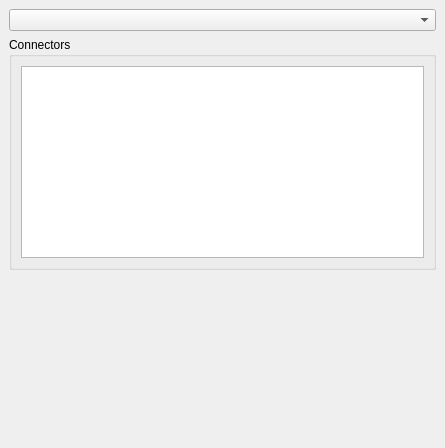
Warzone2100/WMIT, file src/ui/meshdock.ui: the form before one commit.
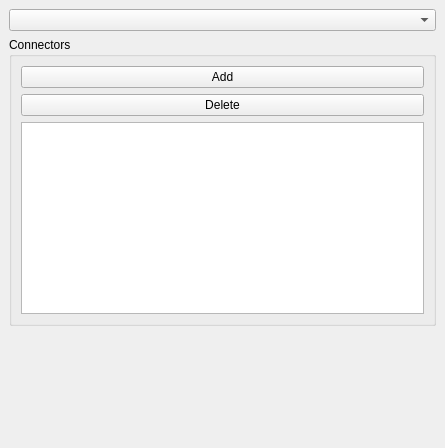
The form after the commit.

Commit message: Allow adding and removing connectors.

Diff of the .ui file:
```diff
--- a/src/ui/meshdock.ui
+++ b/src/ui/meshdock.ui
@@ -32,7 +32,25 @@
       </property>
       <layout class="QVBoxLayout" name="verticalLayout_2">
        <item>
-        <widget class="QTableView" name="meshConnectors"/>
+        <widget class="QPushButton" name="btnAddConnector">
+         <property name="text">
+          <string>Add</string>
+         </property>
+        </widget>
+       </item>
+       <item>
+        <widget class="QPushButton" name="btnDeleteConnector">
+         <property name="text">
+          <string>Delete</string>
+         </property>
+        </widget>
+       </item>
+       <item>
+        <widget class="QTableView" name="meshConnectors">
+         <property name="selectionMode">
+          <enum>QAbstractItemView::SingleSelection</enum>
+         </property>
+        </widget>
        </item>
       </layout>
      </widget>
```
The commit also changes 2 other files.
